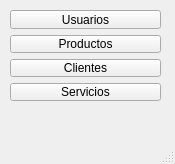
Qt form principal.ui (jandresjn/pythonProyecto) before a commit.
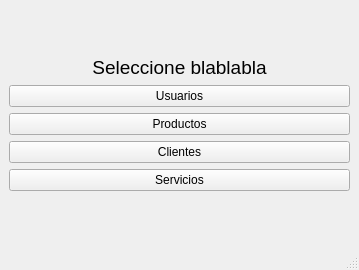
The same form after that commit.

What changed in the file:
```diff
--- a/principal.ui
+++ b/principal.ui
@@ -6,24 +6,50 @@
    <rect>
     <x>0</x>
     <y>0</y>
-    <width>175</width>
-    <height>164</height>
+    <width>359</width>
+    <height>270</height>
    </rect>
   </property>
+  <property name="minimumSize">
+   <size>
+    <width>359</width>
+    <height>270</height>
+   </size>
+  </property>
+  <property name="maximumSize">
+   <size>
+    <width>359</width>
+    <height>270</height>
+   </size>
+  </property>
   <property name="windowTitle">
    <string>Menú Principal</string>
   </property>
   <widget class="QWidget" name="centralwidget">
-   <widget class="QWidget" name="verticalLayoutWidget">
-    <property name="geometry">
-     <rect>
-      <x>10</x>
-      <y>10</y>
-      <width>151</width>
-      <height>91</height>
-     </rect>
-    </property>
+   <layout class="QVBoxLayout" name="verticalLayout_2">
+    <item>
     <layout class="QVBoxLayout" name="verticalLayout">
+      <item>
+       <widget class="QLabel" name="label">
+        <property name="sizePolicy">
+         <sizepolicy hsizetype="Preferred" vsizetype="Maximum">
+          <horstretch>0</horstretch>
+          <verstretch>0</verstretch>
+         </sizepolicy>
+        </property>
+        <property name="font">
+         <font>
+          <pointsize>14</pointsize>
+         </font>
+        </property>
+        <property name="text">
+         <string>Seleccione blablabla</string>
+        </property>
+        <property name="alignment">
+         <set>Qt::AlignCenter</set>
+        </property>
+       </widget>
+      </item>
      <item>
       <widget class="QPushButton" name="boton_usuarios">
        <property name="text">
@@ -53,7 +79,8 @@
       </widget>
      </item>
     </layout>
-   </widget>
+    </item>
+   </layout>
   </widget>
   <widget class="QMenuBar" name="menubar">
    <property name="geometry">
```
Left out of the diff: 2 changed lines with no effect on the pictures. Lines whose indentation alone changed are shown as unchanged.
